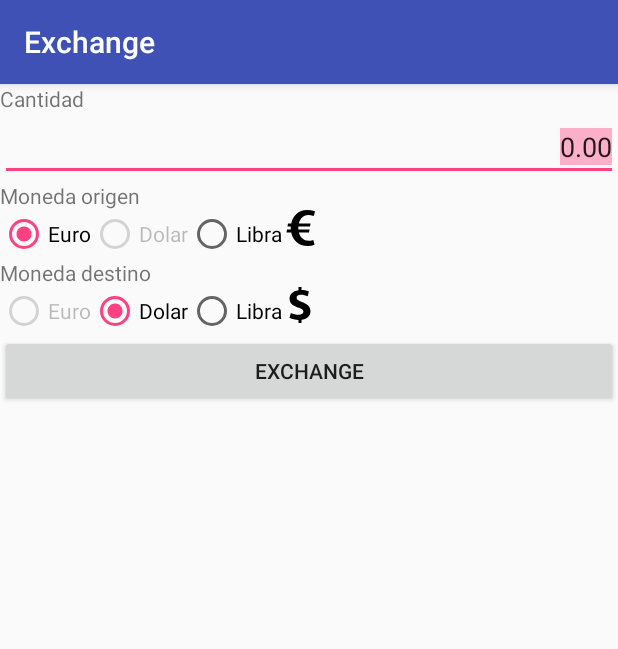
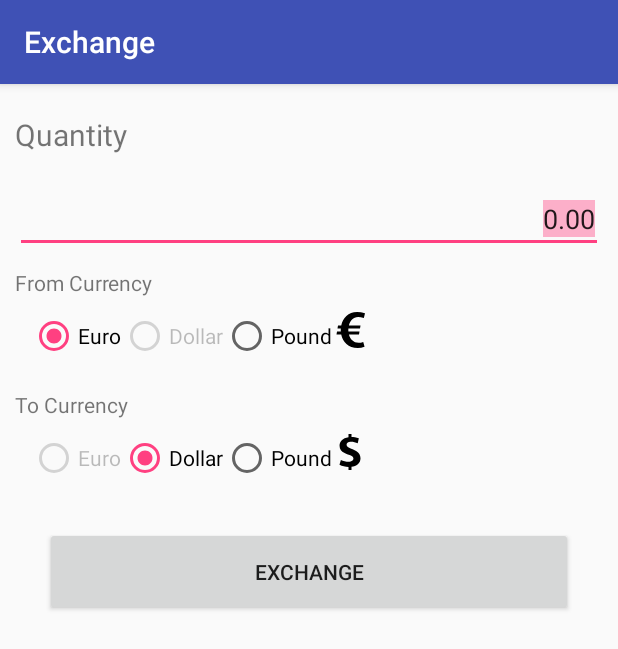
Before and after one commit to bobysmen/RNV-PR02-Exchange, an Android app: the screen it shows after launch (MainActivity), after a tap on "EXCHANGE", on a phone screen of 412 x 824 dp. Shown: the top 649 px of the screen. Run offline under Robolectric (Android 15) with nearby library versions, the phone set to English and light mode, and no system bars.

Commit message:
Constant and final design

```diff
--- a/app/src/main/java/com/example/anabelen/exchange/MainActivity.java
+++ b/app/src/main/java/com/example/anabelen/exchange/MainActivity.java
@@ -23,6 +23,12 @@ public class MainActivity extends AppCompatActivity {
     ImageView imgF;
     ImageView imgT;
     Button btnExChange;
+    final double ETOD=1.16;
+    final double ETOP=0.88;
+    final double DTOE=0.86;
+    final double DTOP=0.76;
+    final double PTOE=1.12;
+    final double PTOD=1.30;
 
     @Override
     protected void onCreate(Bundle savedInstanceState) {
@@ -52,30 +58,30 @@ public class MainActivity extends AppCompatActivity {
 
         if(rbFromE.isChecked()){
             if(rbToD.isChecked()){
-                result=result*1.16;
-                actuallyCurrency="USD";
+                result=result*ETOD;
+                actuallyCurrency=getString(R.string.main_textDollar);
             }
             if(rbToP.isChecked()){
-                result=result*0.88;
-                actuallyCurrency="GBP";
+                result=result*ETOP;
+                actuallyCurrency=getString(R.string.main_textPound);
             }
         }else if(rbFromD.isChecked()){
             if(rbToE.isChecked()){
-                result=result*0.86;
-                actuallyCurrency="EUR";
+                result=result*DTOE;
+                actuallyCurrency=getString(R.string.main_textEuro);
             }
             if(rbToP.isChecked()){
-                result=result*0.76;
-                actuallyCurrency="GBP";
+                result=result*DTOP;
+                actuallyCurrency=getString(R.string.main_textPound);
             }
         }else{
             if(rbToE.isChecked()){
-                result=result*1.12;
-                actuallyCurrency="EUR";
+                result=result*PTOE;
+                actuallyCurrency=getString(R.string.main_textEuro);
             }
             if(rbToD.isChecked()){
-                result=result*1.30;
-                actuallyCurrency="USD";
+                result=result*PTOD;
+                actuallyCurrency=getString(R.string.main_textDollar);
             }
         }
 
--- a/app/src/main/res/layout/activity_main.xml
+++ b/app/src/main/res/layout/activity_main.xml
@@ -13,12 +13,17 @@
         android:id="@+id/lblQuantity"
         android:layout_width="wrap_content"
         android:layout_height="wrap_content"
+        android:layout_marginTop="10dp"
+        android:padding="10dp"
+        android:textSize="20sp"
         android:text="@string/main_lblQuantity" />
 
     <EditText
         android:id="@+id/txtAmount"
         android:layout_width="match_parent"
         android:layout_height="wrap_content"
+        android:layout_margin="10dp"
+        android:paddingRight="5dp"
         android:inputType="numberDecimal"
         android:selectAllOnFocus="true"
         android:gravity="right"
@@ -28,12 +33,15 @@
         android:id="@+id/lblCoinFrom"
         android:layout_width="wrap_content"
         android:layout_height="wrap_content"
+        android:layout_marginLeft="10dp"
         android:text="@string/main_coinFrom"/>
 
     <RadioGroup
         android:id="@+id/rgCoinFrom"
         android:layout_width="match_parent"
         android:layout_height="wrap_content"
+        android:layout_marginLeft="20dp"
+        android:layout_marginTop="10dp"
         android:orientation="horizontal">
         <RadioButton
             android:id="@+id/rbFromEuro"
@@ -62,12 +70,16 @@
         android:id="@+id/lblCoinTo"
         android:layout_width="wrap_content"
         android:layout_height="wrap_content"
+        android:layout_marginLeft="10dp"
+        android:layout_marginTop="20dp"
         android:text="@string/main_coinTo"/>
 
     <RadioGroup
         android:id="@+id/rgCoinTo"
         android:layout_width="match_parent"
         android:layout_height="wrap_content"
+        android:layout_marginTop="10dp"
+        android:layout_marginLeft="20dp"
         android:orientation="horizontal">
 
         <RadioButton
@@ -98,6 +110,11 @@
         android:id="@+id/btnExchange"
         android:layout_width="match_parent"
         android:layout_height="wrap_content"
+        android:layout_marginLeft="30dp"
+        android:layout_marginRight="30dp"
+        android:paddingTop="20dp"
+        android:paddingBottom="20dp"
+        android:layout_marginTop="30dp"
         android:text="@string/main_btnText"/>
 
 </LinearLayout>
--- a/app/src/main/res/values/strings.xml
+++ b/app/src/main/res/values/strings.xml
@@ -1,12 +1,15 @@
 <resources>
     <string name="app_name">Exchange</string>
-    <string name="main_lblQuantity">Cantidad</string>
+    <string name="main_lblQuantity">Quantity</string>
     <string name="main_et_hintQuantity">0.00</string>
-    <string name="main_coinFrom">Moneda origen</string>
+    <string name="main_coinFrom">From Currency</string>
     <string name="main_rbTextEuro">Euro</string>
-    <string name="main_rbTextDolar">Dolar</string>
-    <string name="main_rbTextLibra">Libra</string>
+    <string name="main_rbTextDolar">Dollar</string>
+    <string name="main_rbTextLibra">Pound</string>
     <string name="main_btnText">Exchange</string>
-    <string name="main_coinTo">Moneda destino</string>
+    <string name="main_coinTo">To Currency</string>
     <string name="main_voidText">0.00</string>
+    <string name="main_textDollar">USD</string>
+    <string name="main_textPound">GBP</string>
+    <string name="main_textEuro">EUR</string>
 </resources>
```
Also changed, not shown: 1 other file.
